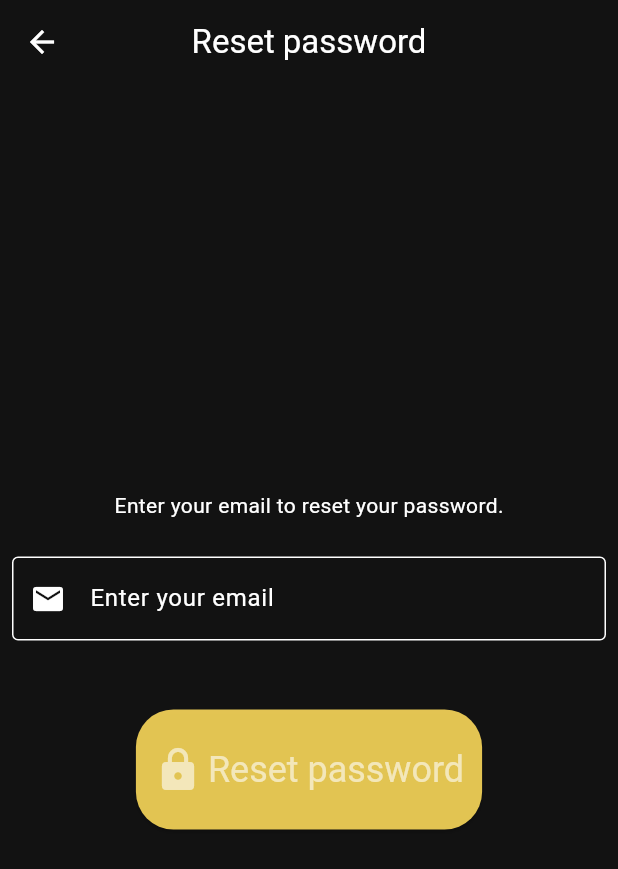
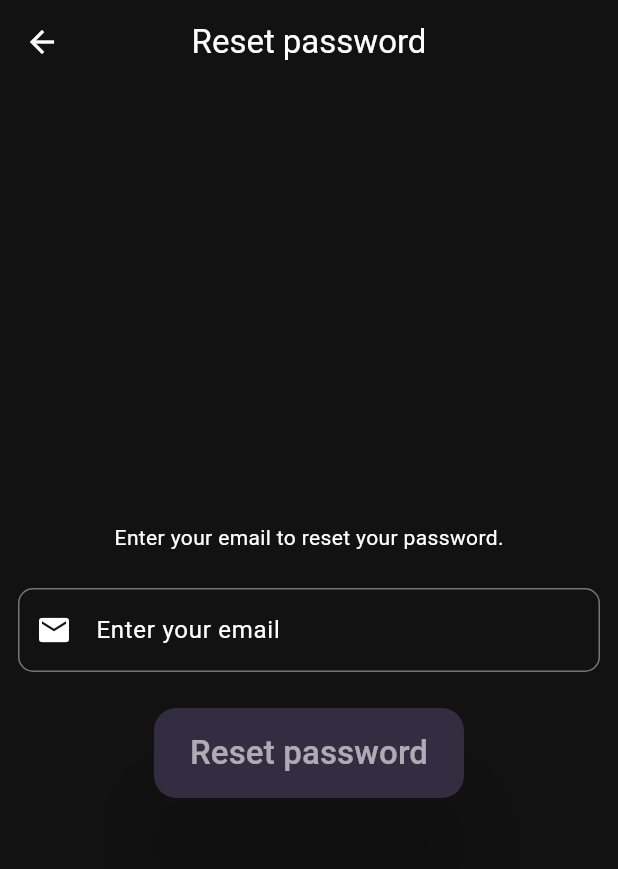
Before and after one commit to nicolas-ferrada/mycustomnotes_website, a Flutter app: the PasswordRecoverPage screen opened by its route, on a phone screen of 412 x 824 dp. Shown: the top 869 px of the screen. Run offline on Flutter 3.47's test engine with Material 2 defaults, Android fonts, the phone set to English and light mode, and no system bars; our stand-ins replace audioplayers, cloud_firestore, connectivity_plus, device_info_plus, firebase_auth, firebase_core and 5 more; missing offline and left inert: any_link_preview, excel; accounts and stored records are empty; generated files the repository leaves out were written again; network calls fail.

Commit message:
Password recover page UI updated

```diff
--- a/lib/l10n/app_en.arb
+++ b/lib/l10n/app_en.arb
@@ -151,7 +151,7 @@
     "@userNotFound_dialog_recoverPassword": {
         "description": "Exception to indicate the user what is doing wrong trying to reset their password."
     },
-    "unknown_empty_dialog_recoverPassword": "You have to type an email and password.",
+    "unknown_empty_dialog_recoverPassword": "You have to type an email.",
     "@unknown_empty_dialog_recoverPassword": {
         "description": "Exception to indicate the user what is doing wrong trying to reset their password."
     },
--- a/lib/l10n/app_es.arb
+++ b/lib/l10n/app_es.arb
@@ -35,14 +35,14 @@
     "@_PASSWORD_RECOVER_PAGE_SCREEN": {},
     "title_appbar_recoverPasswordPage": "Restablecer contraseña",
     "instructions_text_recoverPasswordPage": "Ingresa tu correo para restablecer tu contraseña.",
-    "email_textformfield_recoverPasswordPage": "Ingres tu correo",
+    "email_textformfield_recoverPasswordPage": "Ingresa tu correo",
     "resetPassword_button_recoverPasswordPage": "Restablecer contraseña",
     "sucessfulMailSent_title_dialog_recoverPasswordPage": "Realizado con éxito",
     "sucessfulMailSent_body_dialog_recoverPasswordPage": "Un correo para restablecer tu contraseña ha sido enviado.",
     "@_PASSWORD_RECOVER_PAGE_SCREEN_EXCEPTIONS": {},
     "invalidEmail_dialog_recoverPasswordPage": "Has ingresado un correo inválido.",
     "userNotFound_dialog_recoverPassword": "La cuenta ingresada no existe.",
-    "unknown_empty_dialog_recoverPassword": "Debes ingresar un correo y contraseña.",
+    "unknown_empty_dialog_recoverPassword": "Debes ingresar un correo.",
     "genericRecoverPasswordException_dialog_recoverPasswordPage": "Hay un problema restableciendo tu contraseña, por favor, intenta reiniciando la aplicación o intentalo nuevamente más tarde.",
     "@_EMAIL_VERIFICATION_PAGE_SCREEN": {},
     "title_appbar_emailVerificationPage": "Verificación de correo",
--- a/lib/presentation/pages/password_recover_page/password_recover_page.dart
+++ b/lib/presentation/pages/password_recover_page/password_recover_page.dart
@@ -3,6 +3,7 @@ import 'package:mycustomnotes/utils/dialogs/successful_message_dialog.dart';
 
 import '../../../domain/services/auth_user_service.dart';
 import '../../../l10n/l10n_export.dart';
+import '../../../utils/app_color_scheme/app_color_scheme.dart';
 import '../../../utils/exceptions/exceptions_alert_dialog.dart';
 
 class PasswordRecoverPage extends StatefulWidget {
@@ -40,6 +41,7 @@ class _PasswordRecoverPageState extends State<PasswordRecoverPage> {
                 AppLocalizations.of(context)!
                     .instructions_text_recoverPasswordPage,
                 style: const TextStyle(fontSize: 14),
+                overflow: TextOverflow.ellipsis,
               ),
             ),
             const SizedBox(
@@ -47,7 +49,7 @@ class _PasswordRecoverPageState extends State<PasswordRecoverPage> {
             ),
             //Mail user input
             Padding(
-              padding: const EdgeInsets.all(8.0),
+              padding: const EdgeInsets.symmetric(horizontal: 12, vertical: 8),
               child: TextFormField(
                 onTapOutside: (event) => FocusScope.of(context).unfocus(),
                 controller: _emailRecoverPasswordController,
@@ -57,36 +59,41 @@ class _PasswordRecoverPageState extends State<PasswordRecoverPage> {
                   hintText: AppLocalizations.of(context)!
                       .email_textformfield_recoverPasswordPage,
                   prefixIcon: const Icon(Icons.mail),
-                  border: const OutlineInputBorder(),
+                  focusedBorder: OutlineInputBorder(
+                    borderRadius: BorderRadius.circular(10),
+                    borderSide: BorderSide(color: AppColorScheme.purple()),
+                  ),
+                  enabledBorder: OutlineInputBorder(
+                    borderRadius: BorderRadius.circular(10),
+                    borderSide: BorderSide(color: Colors.grey.shade600),
+                  ),
                 ),
               ),
             ),
-            const SizedBox(height: 30),
+            const SizedBox(height: 8),
             //Button recover password
             Padding(
               padding: const EdgeInsets.all(8.0),
-              child: ElevatedButton.icon(
-                icon: const Icon(
-                  Icons.lock,
-                  size: 32,
-                ),
-                label: Text(
-                  AppLocalizations.of(context)!
-                      .resetPassword_button_recoverPasswordPage,
-                  style: const TextStyle(fontSize: 24),
-                ),
+              child: ElevatedButton(
                 style: ElevatedButton.styleFrom(
-                  textStyle: const TextStyle(fontSize: 30),
-                  backgroundColor: const Color.fromRGBO(250, 216, 90, 0.9),
-                  minimumSize: const Size(220, 70),
+                  elevation: 30,
+                  backgroundColor: AppColorScheme.darkPurple(),
+                  minimumSize: const Size(200, 60),
                   shape: RoundedRectangleBorder(
-                      borderRadius: BorderRadius.circular(25)),
-                  padding:
-                      const EdgeInsets.symmetric(horizontal: 12, vertical: 24),
+                    borderRadius: BorderRadius.circular(15),
+                  ),
                 ),
                 onPressed: () async {
                   // Send a email to recover the access of the account of the specified mail
                   try {
+                    if (_emailRecoverPasswordController.text.isEmpty) {
+                      ExceptionsAlertDialog.showErrorDialog(
+                        context: context,
+                        errorMessage: AppLocalizations.of(context)!
+                            .unknown_empty_dialog_recoverPassword,
+                      );
+                      return;
+                    }
                     await AuthUserService.recoverPasswordUserFirebase(
                       email: _emailRecoverPasswordController.text,
                       context: context,
@@ -108,6 +115,12 @@ class _PasswordRecoverPageState extends State<PasswordRecoverPage> {
                         errorMessage: errorMessage.toString());
                   }
                 },
+                child: Text(
+                  AppLocalizations.of(context)!
+                      .resetPassword_button_recoverPasswordPage,
+                  overflow: TextOverflow.ellipsis,
+                  style: const TextStyle(fontSize: 22),
+                ),
               ),
             ),
           ],
```
